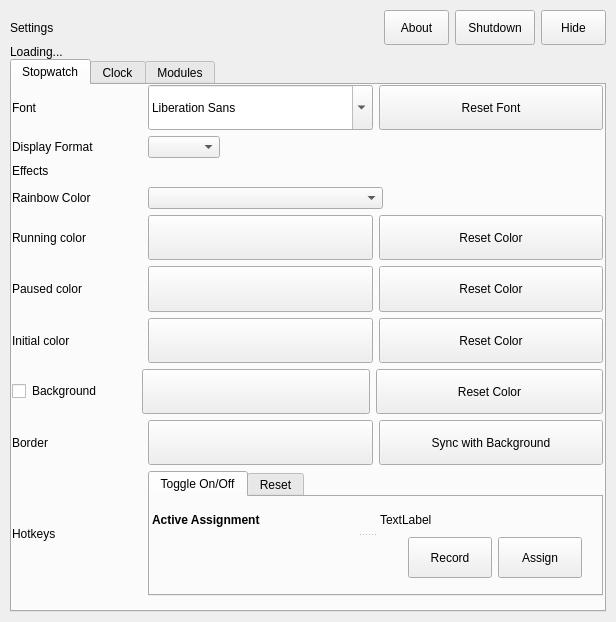
The window that stopwatchinteractiveeditor.ui (Bo0sted/phasmophobia-stopwatch-timer) describes before a commit, drawn with Qt 5.
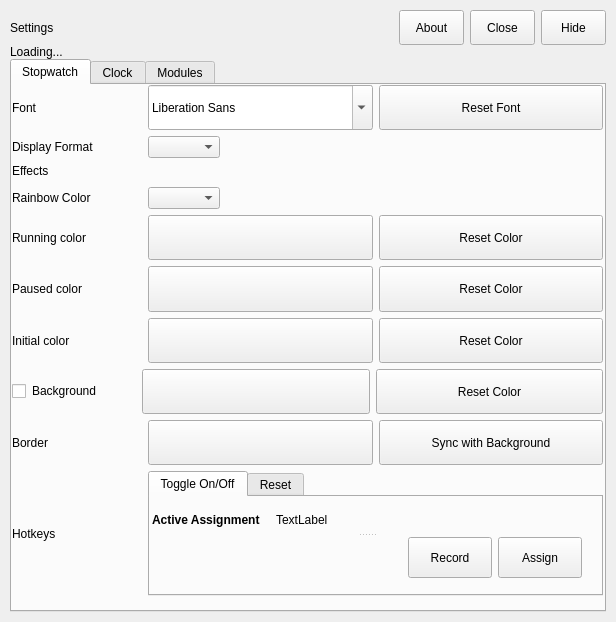
The same window after the commit.

The edit to the form file:
```diff
--- a/stopwatchinteractiveeditor.ui
+++ b/stopwatchinteractiveeditor.ui
@@ -272,12 +272,6 @@
                   <height>0</height>
                  </size>
                 </property>
-                <property name="maximumSize">
-                 <size>
-                  <width>16777215</width>
-                  <height>16777215</height>
-                 </size>
-                </property>
                </widget>
               </item>
               <item>
@@ -285,12 +279,9 @@
                 <property name="orientation">
                  <enum>Qt::Orientation::Horizontal</enum>
                 </property>
-                <property name="sizeType">
-                 <enum>QSizePolicy::Policy::Fixed</enum>
-                </property>
                 <property name="sizeHint" stdset="0">
                  <size>
-                  <width>220</width>
+                  <width>40</width>
                   <height>20</height>
                  </size>
                 </property>
@@ -689,7 +680,7 @@
                      <item>
                       <widget class="QLabel" name="ToggleTabActiveAssignmentSubtext">
                        <property name="sizePolicy">
-                        <sizepolicy hsizetype="Preferred" vsizetype="Preferred">
+                        <sizepolicy hsizetype="Fixed" vsizetype="Preferred">
                          <horstretch>0</horstretch>
                          <verstretch>0</verstretch>
                         </sizepolicy>
@@ -1276,6 +1267,12 @@
        </item>
        <item>
         <widget class="QPushButton" name="AboutProgramPushButton">
+         <property name="sizePolicy">
+          <sizepolicy hsizetype="Preferred" vsizetype="Fixed">
+           <horstretch>0</horstretch>
+           <verstretch>0</verstretch>
+          </sizepolicy>
+         </property>
          <property name="maximumSize">
           <size>
            <width>65</width>
@@ -1297,12 +1294,12 @@
          </property>
          <property name="maximumSize">
           <size>
-           <width>885</width>
+           <width>65</width>
            <height>50</height>
           </size>
          </property>
          <property name="text">
-          <string>Shutdown</string>
+          <string>Close</string>
          </property>
         </widget>
        </item>
```
Left out of the diff: 6 changed lines with no effect on the pictures.
